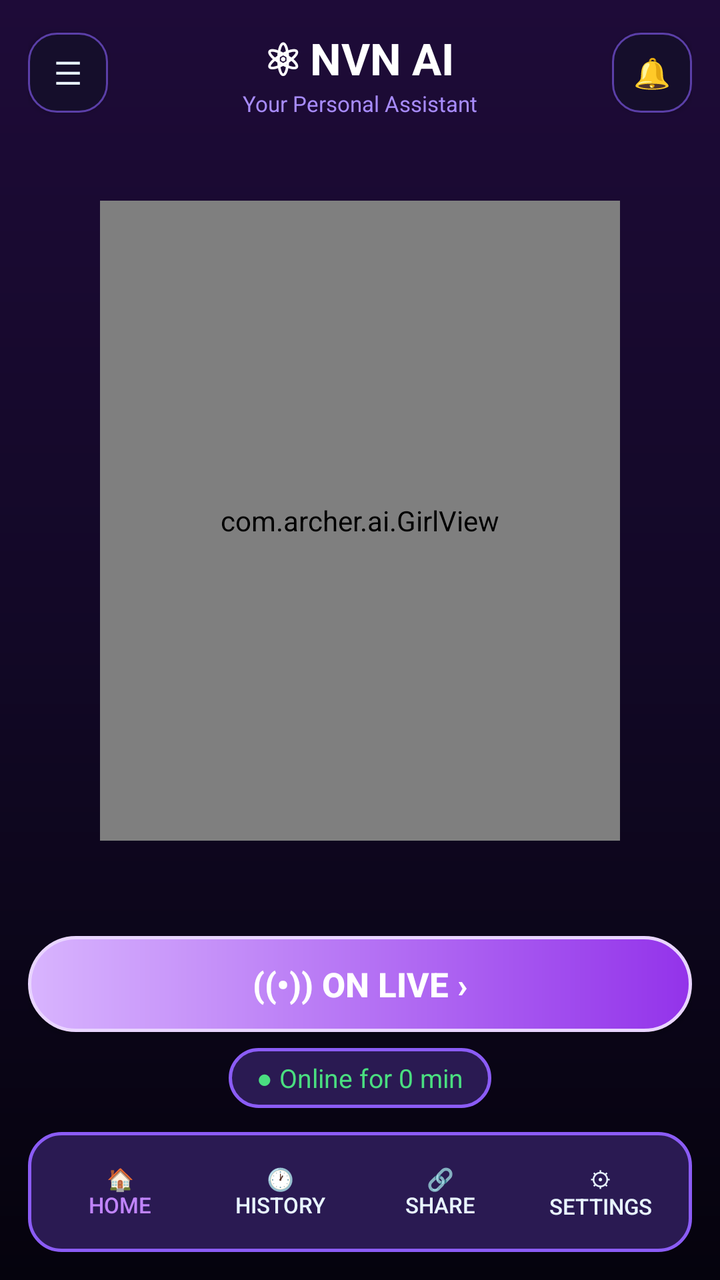
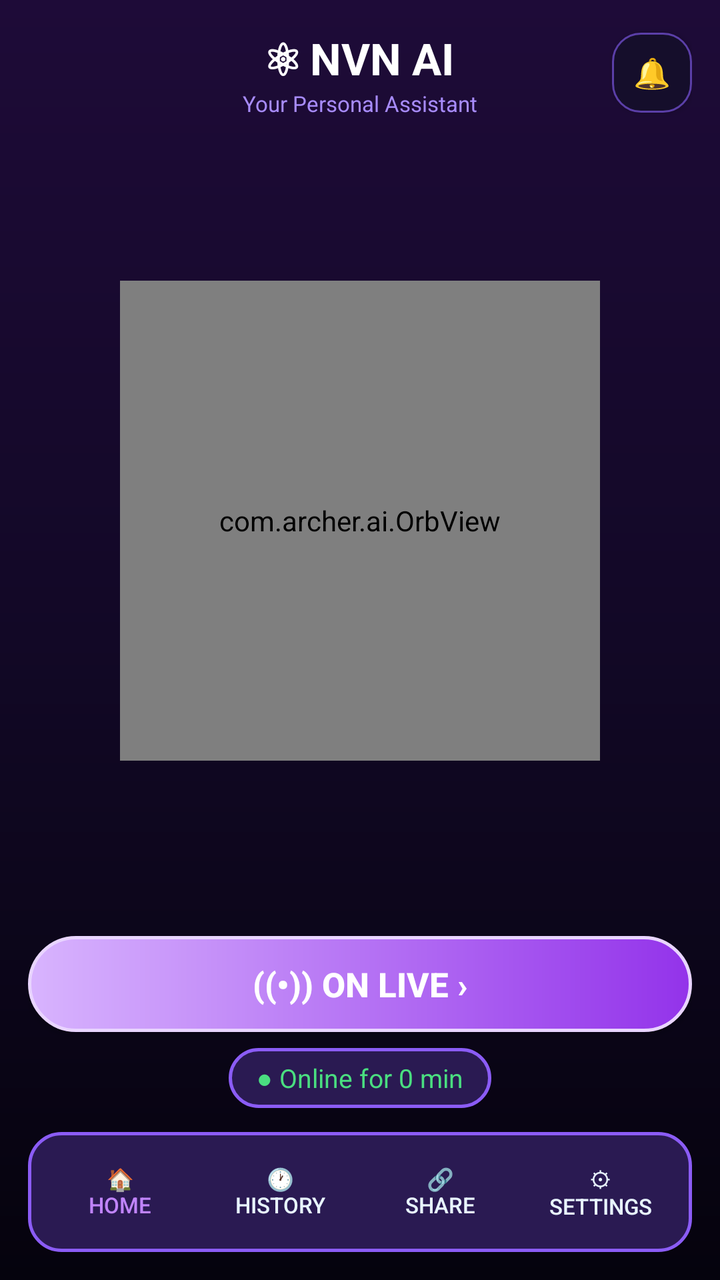

Compare the two renders of this Android layout. The source of the first and the diff that turns it into the second are given below.
<!-- AndroidManifest.xml: application theme AppTheme -->
<!-- res/layout/activity_main.xml -->
<?xml version="1.0" encoding="utf-8"?>
<LinearLayout xmlns:android="http://schemas.android.com/apk/res/android"
    android:layout_width="match_parent"
    android:layout_height="match_parent"
    android:background="@drawable/bg_main"
    android:orientation="vertical"
    android:padding="14dp">

    <LinearLayout
        android:layout_width="match_parent"
        android:layout_height="wrap_content"
        android:gravity="center_vertical"
        android:orientation="horizontal">

        <Button
            android:id="@+id/menuBtn"
            android:layout_width="40dp"
            android:layout_height="40dp"
            android:background="@drawable/btn_secondary"
            android:text="☰"
            android:textColor="#E8F4FF"
            android:textSize="16sp" />

        <LinearLayout
            android:layout_width="0dp"
            android:layout_height="wrap_content"
            android:layout_weight="1"
            android:gravity="center"
            android:orientation="vertical">

            <TextView
                android:layout_width="wrap_content"
                android:layout_height="wrap_content"
                android:text="⚛ NVN AI"
                android:textColor="#FFFFFF"
                android:textSize="22sp"
                android:textStyle="bold" />

            <TextView
                android:layout_width="wrap_content"
                android:layout_height="wrap_content"
                android:text="Your Personal Assistant"
                android:textColor="#A78BFA"
                android:textSize="11sp" />
        </LinearLayout>

        <Button
            android:id="@+id/bellBtn"
            android:layout_width="40dp"
            android:layout_height="40dp"
            android:background="@drawable/btn_secondary"
            android:text="🔔"
            android:textColor="#E8F4FF"
            android:textSize="15sp" />
    </LinearLayout>

    <FrameLayout
        android:layout_width="match_parent"
        android:layout_height="0dp"
        android:layout_weight="1">

        <com.archer.ai.GirlView
            android:id="@+id/mainGirl"
            android:layout_width="260dp"
            android:layout_height="320dp"
            android:layout_gravity="center" />
    </FrameLayout>

    <Button
        android:id="@+id/liveBtn"
        android:layout_width="match_parent"
        android:layout_height="48dp"
        android:layout_marginTop="6dp"
        android:background="@drawable/btn_primary"
        android:text="((•)) On Live ›"
        android:textColor="#FFFFFF"
        android:textSize="17sp"
        android:textStyle="bold" />

    <TextView
        android:id="@+id/onlinePill"
        android:layout_width="wrap_content"
        android:layout_height="wrap_content"
        android:layout_gravity="center_horizontal"
        android:layout_marginTop="8dp"
        android:background="@drawable/bg_card"
        android:paddingStart="14dp"
        android:paddingTop="6dp"
        android:paddingEnd="14dp"
        android:paddingBottom="6dp"
        android:text="● Online for 0 min"
        android:textColor="#4ADE80"
        android:textSize="13sp" />

    <LinearLayout
        android:layout_width="match_parent"
        android:layout_height="wrap_content"
        android:layout_marginTop="12dp"
        android:background="@drawable/bg_card"
        android:orientation="horizontal"
        android:padding="6dp">

        <Button
            android:id="@+id/navHome"
            android:layout_width="0dp"
            android:layout_height="wrap_content"
            android:layout_weight="1"
            android:background="@android:color/transparent"
            android:text="🏠\nHome"
            android:textColor="#C084FC"
            android:textSize="11sp" />

        <Button
            android:id="@+id/navHistory"
            android:layout_width="0dp"
            android:layout_height="wrap_content"
            android:layout_weight="1"
            android:background="@android:color/transparent"
            android:text="🕐\nHistory"
            android:textColor="#E8F4FF"
            android:textSize="11sp" />

        <Button
            android:id="@+id/navShare"
            android:layout_width="0dp"
            android:layout_height="wrap_content"
            android:layout_weight="1"
            android:background="@android:color/transparent"
            android:text="🔗\nShare"
            android:textColor="#E8F4FF"
            android:textSize="11sp" />

        <Button
            android:id="@+id/navSettings"
            android:layout_width="0dp"
            android:layout_height="wrap_content"
            android:layout_weight="1"
            android:background="@android:color/transparent"
            android:text="⚙\nSettings"
            android:textColor="#E8F4FF"
            android:textSize="11sp" />
    </LinearLayout>
</LinearLayout>
<!-- resources referenced by this layout -->
<resources>
  <!-- drawable bg_card (drawable) -->
  <?xml version="1.0" encoding="utf-8"?>
  <shape xmlns:android="http://schemas.android.com/apk/res/android" android:shape="rectangle">
      <corners android:radius="16dp" />
      <solid android:color="#2A1A52" />
      <stroke android:width="1.5dp" android:color="#8B5CF6" />
  </shape>
  <!-- drawable bg_main (drawable) -->
  <?xml version="1.0" encoding="utf-8"?>
  <shape xmlns:android="http://schemas.android.com/apk/res/android" android:shape="rectangle">
      <gradient
          android:angle="270"
          android:startColor="#1E0B38"
          android:centerColor="#120826"
          android:endColor="#05030D" />
  </shape>
  <!-- drawable btn_primary (drawable) -->
  <?xml version="1.0" encoding="utf-8"?>
  <shape xmlns:android="http://schemas.android.com/apk/res/android" android:shape="rectangle">
      <corners android:radius="28dp" />
      <gradient android:startColor="#D8B4FE" android:endColor="#9333EA" android:angle="0" />
      <stroke android:width="1.5dp" android:color="#E9D5FF" />
  </shape>
  <!-- drawable btn_secondary (drawable) -->
  <?xml version="1.0" encoding="utf-8"?>
  <shape xmlns:android="http://schemas.android.com/apk/res/android" android:shape="rectangle">
      <corners android:radius="14dp" />
      <solid android:color="#150E2B" />
      <stroke android:width="1dp" android:color="#5B3FA8" />
  </shape>
  <style name="AppTheme" parent="android:Theme.Material.NoActionBar">
          <item name="android:windowBackground">#05030D</item>
          <item name="android:colorAccent">#A855F7</item>
          <item name="android:statusBarColor">#05030D</item>
          <item name="android:navigationBarColor">#05030D</item>
          <item name="android:windowLightStatusBar">false</item>
      </style>
</resources>

<!-- the commit's change to res/layout/activity_main.xml (unified diff, before → after) -->
@@ -12,14 +12,9 @@
         android:gravity="center_vertical"
         android:orientation="horizontal">
 
-        <Button
-            android:id="@+id/menuBtn"
+        <View
             android:layout_width="40dp"
-            android:layout_height="40dp"
-            android:background="@drawable/btn_secondary"
-            android:text="☰"
-            android:textColor="#E8F4FF"
-            android:textSize="16sp" />
+            android:layout_height="40dp" />
 
         <LinearLayout
             android:layout_width="0dp"
@@ -59,10 +54,10 @@
         android:layout_height="0dp"
         android:layout_weight="1">
 
-        <com.archer.ai.GirlView
-            android:id="@+id/mainGirl"
-            android:layout_width="260dp"
-            android:layout_height="320dp"
+        <com.archer.ai.OrbView
+            android:id="@+id/mainOrb"
+            android:layout_width="240dp"
+            android:layout_height="240dp"
             android:layout_gravity="center" />
     </FrameLayout>
 
